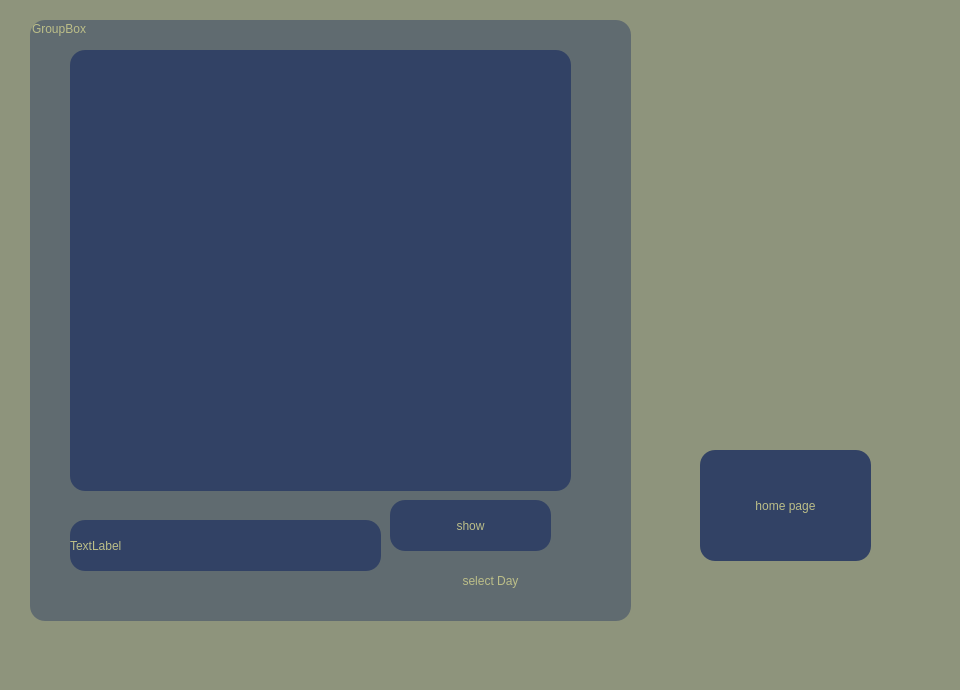
Above: AgileAgenda/currentday.ui from AmirHossienAfshar/AgileAgenda before the change. Below: the same form after it.
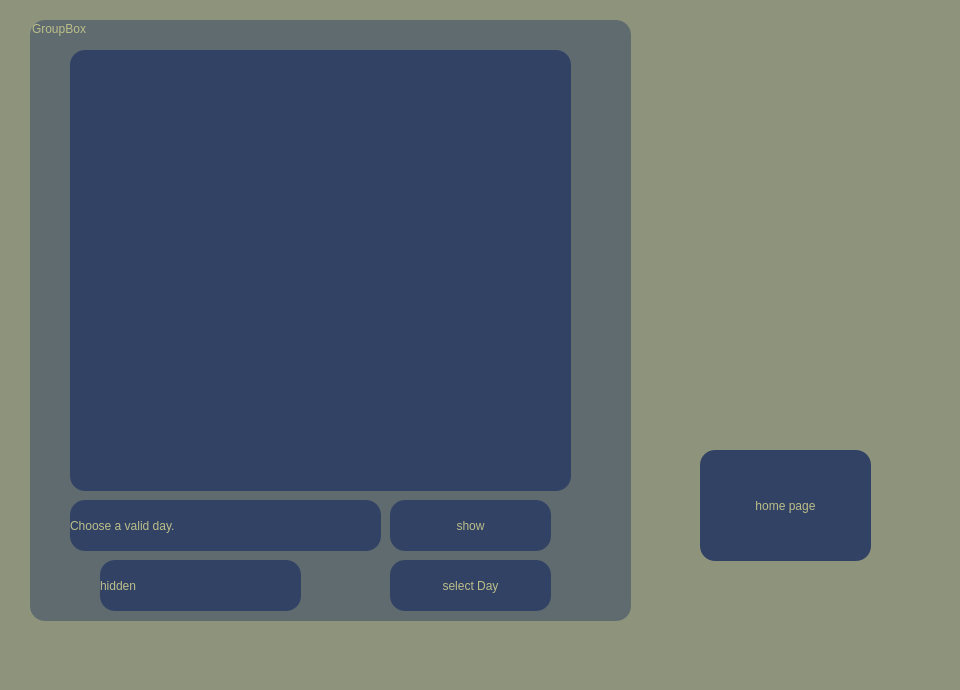
That is the form after the change.

Commit message: database connection on choose day push button

The edit to the form file:
```diff
--- a/AgileAgenda/currentday.ui
+++ b/AgileAgenda/currentday.ui
@@ -76,7 +76,7 @@
      <property name="geometry">
       <rect>
        <x>40</x>
-       <y>500</y>
+       <y>480</y>
        <width>311</width>
        <height>51</height>
       </rect>
@@ -88,7 +88,7 @@
 color: rgb(188, 190, 136);</string>
      </property>
      <property name="text">
-      <string>TextLabel</string>
+      <string>Choose a valid day.</string>
      </property>
     </widget>
     <widget class="QPushButton" name="pushButton_2">
@@ -113,16 +113,41 @@
     <widget class="QPushButton" name="pushButton_3">
      <property name="geometry">
       <rect>
-       <x>390</x>
+       <x>360</x>
        <y>540</y>
-       <width>141</width>
-       <height>41</height>
+       <width>161</width>
+       <height>51</height>
       </rect>
      </property>
+     <property name="styleSheet">
+      <string notr="true">background-color: rgb(50, 66, 101);
+border-radius: 15px;
+font: 900 16pt &quot;Maven Pro&quot;;
+color: rgb(188, 190, 136);</string>
+     </property>
      <property name="text">
       <string>select Day</string>
      </property>
     </widget>
+    <widget class="QLabel" name="label_2">
+     <property name="geometry">
+      <rect>
+       <x>70</x>
+       <y>540</y>
+       <width>201</width>
+       <height>51</height>
+      </rect>
+     </property>
+     <property name="styleSheet">
+      <string notr="true">background-color: rgb(50, 66, 101);
+border-radius: 15px;
+font: 900 16pt &quot;Maven Pro&quot;;
+color: rgb(188, 190, 136);</string>
+     </property>
+     <property name="text">
+      <string>hidden </string>
+     </property>
+    </widget>
    </widget>
   </widget>
   <widget class="QMenuBar" name="menubar">
```
The commit also changes 9 other files.
